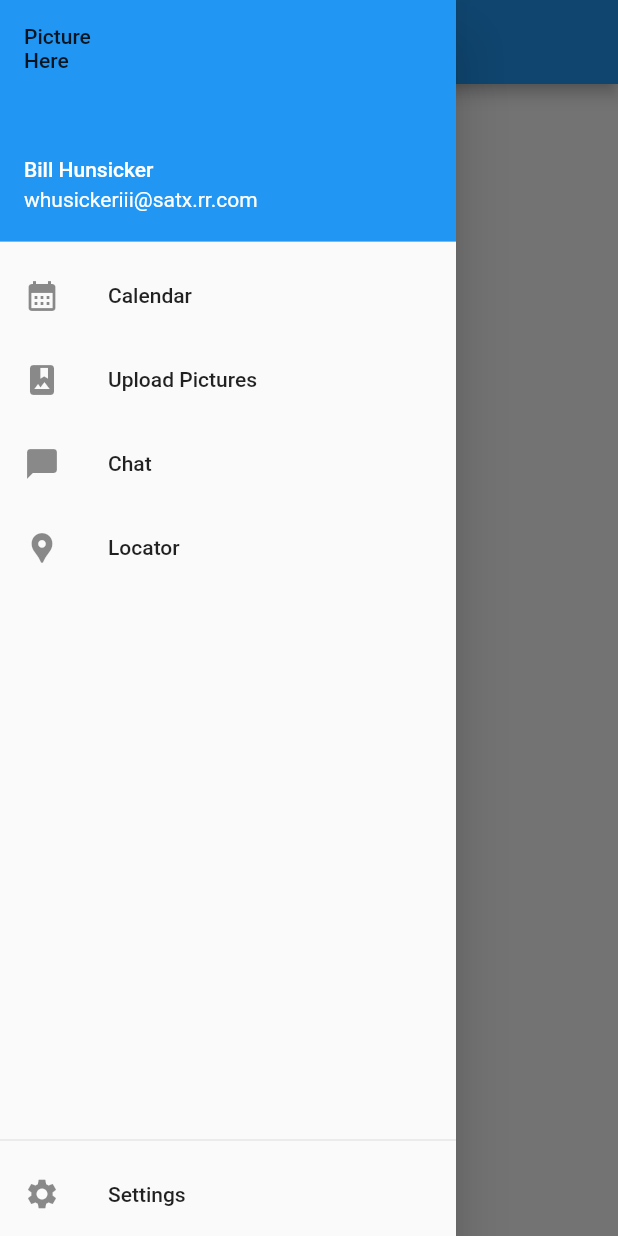
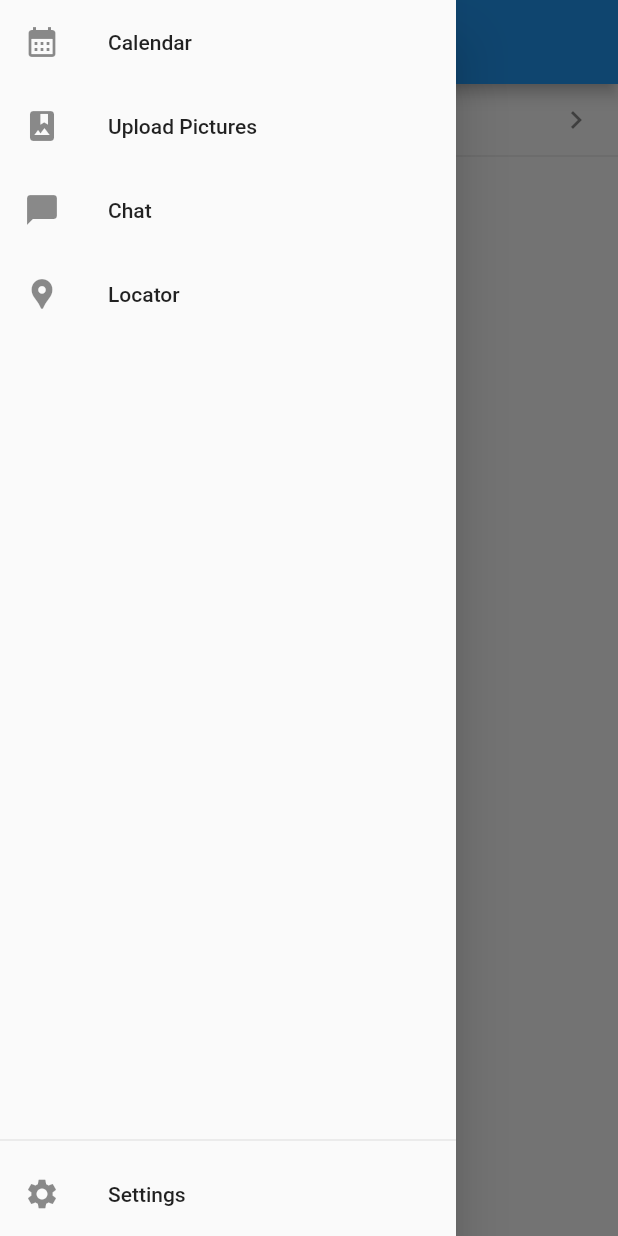
Before and after one commit to bhunsicker/campapp, a Flutter app: the SettingsPage screen opened directly, with the side drawer open, on a phone screen of 412 x 824 dp. Run offline on Flutter 3.47's test engine with Material 2 defaults, Android fonts, the phone set to English and light mode, and no system bars; our stand-ins replace flutter_settings_screens, google_sign_in, syncfusion_flutter_calendar; missing offline and left inert: googleapis, photo_manager.

Commit message:
updates to problems

```diff
--- a/lib/main.dart
+++ b/lib/main.dart
@@ -6,10 +6,12 @@ import 'photopage.dart';
 import 'chatpage.dart';
 import 'locatorpage.dart';
 import 'settingspage.dart';
+import 'package:flutter_settings_screens/flutter_settings_screens.dart';
 
 // 220035809284-jr3l135tnvsedi27rab9rcmvdmt8uuud.apps.googleusercontent.com
 
-void main() {
+Future<void> main() async {
+  await Settings.init(cacheProvider: SharePreferenceCache());
   runApp(CampApp());
 }
 
@@ -36,11 +38,14 @@ class AppDrawer extends StatelessWidget {
         child: Column(children: <Widget>[
       Expanded(
         child: ListView(padding: EdgeInsets.zero, children: <Widget>[
-          UserAccountsDrawerHeader(
-            accountEmail: Text('whusickeriii@satx.rr.com'),
-            accountName: Text('Bill Hunsicker'),
-            currentAccountPicture: Text('Picture Here'),
-          ),
+          // UserAccountsDrawerHeader(
+          //   accountEmail:
+          //       Settings.getValue("accountEmail", defaultValue: Text('Email')),
+          //   accountName:
+          //       Settings.getValue("accountName", defaultValue: Text('Name')),
+          //   currentAccountPicture: Settings.getValue("accountPicture",
+          //       defaultValue: Text('Picture')),
+          // ),
           ListTile(
             leading: Icon(Icons.calendar_month),
             title: Text('Calendar'),
--- a/lib/settingspage.dart
+++ b/lib/settingspage.dart
@@ -1,5 +1,6 @@
 import 'package:flutter/material.dart';
 import 'main.dart';
+import 'package:flutter_settings_screens/flutter_settings_screens.dart';
 
 class SettingsPage extends StatelessWidget {
   SettingsPage({Key? key}) : super(key: key);
@@ -10,6 +11,35 @@ class SettingsPage extends StatelessWidget {
       appBar: AppBar(
         title: Text('Camp App Settings Page'),
       ),
+      body: SimpleSettingsTile(
+        title: 'Account Settings',
+        child: SettingsScreen(
+          title: 'Sub menu',
+          children: <Widget>[
+            TextInputSettingsTile(
+              title: 'Account Email',
+              settingKey: 'accountEmail',
+              initialValue: 'first.last@server.com',
+              borderColor: Colors.blueAccent,
+              errorColor: Colors.deepOrangeAccent,
+            ),
+            TextInputSettingsTile(
+              title: 'Account Name',
+              settingKey: 'accountName',
+              initialValue: 'First Last',
+              borderColor: Colors.blueAccent,
+              errorColor: Colors.deepOrangeAccent,
+            ),
+            TextInputSettingsTile(
+              title: 'Account Picture',
+              settingKey: 'accountPicture',
+              initialValue: 'Picture Here',
+              borderColor: Colors.blueAccent,
+              errorColor: Colors.deepOrangeAccent,
+            ),
+          ],
+        ),
+      ),
     );
   }
 }
```
Also changed, not shown: lib/photopage.dart (+12 -10 lines).
